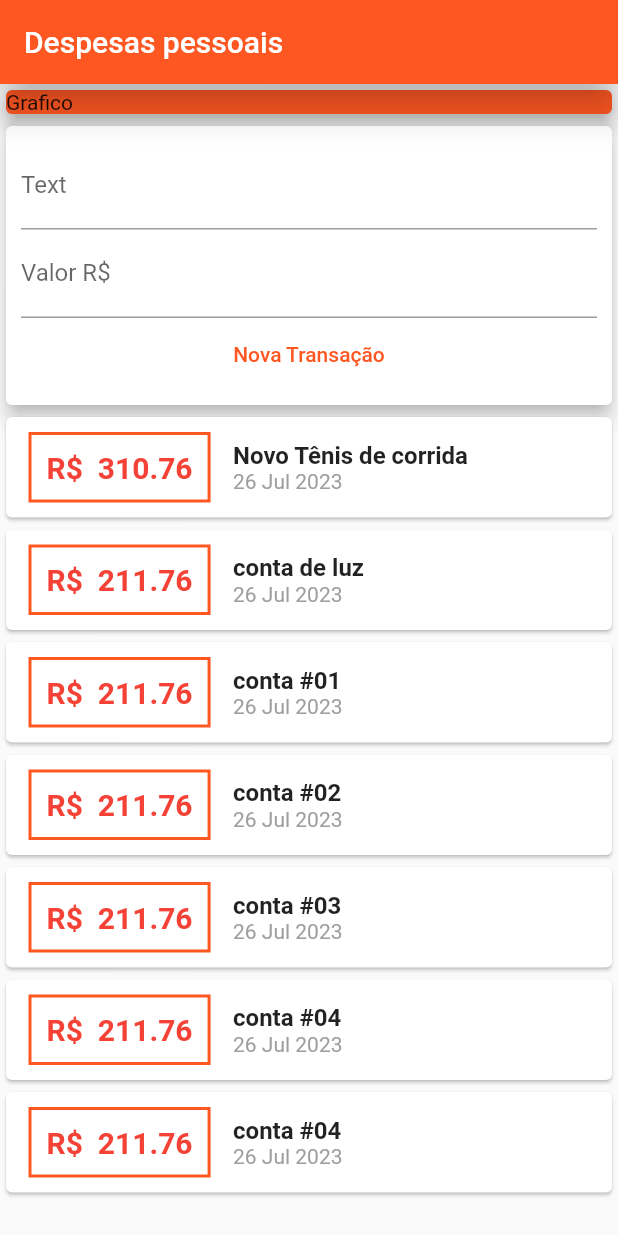
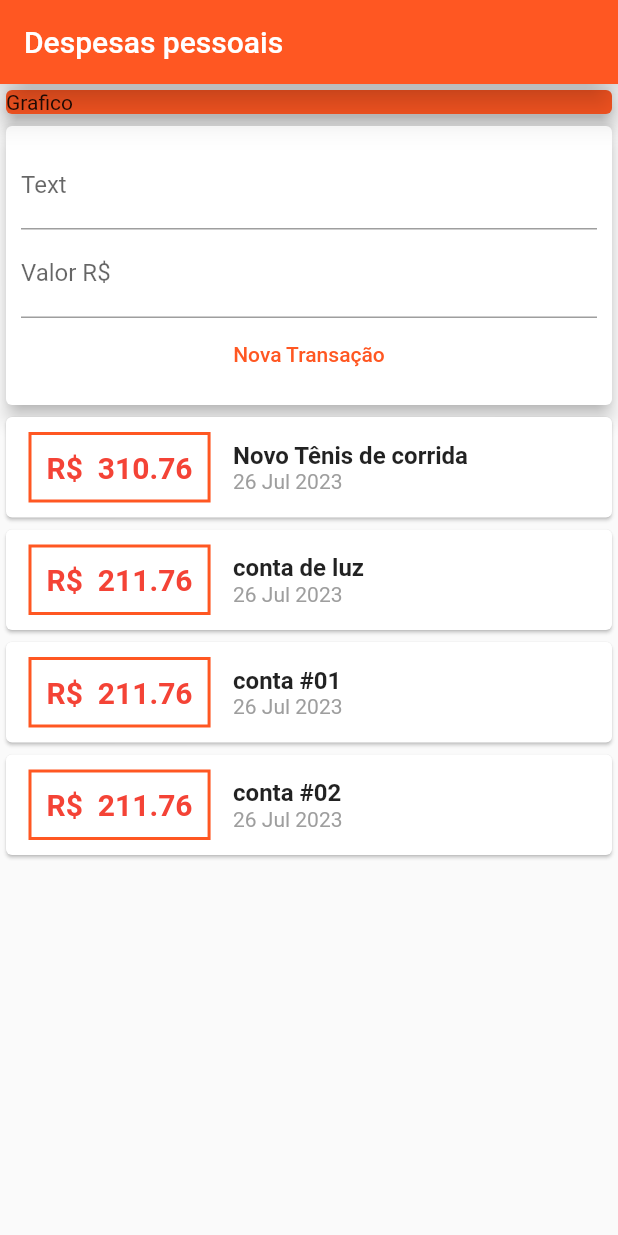
Before and after one commit to RislanSousa/financas_pessoais, a Flutter app: the screen it shows after launch, on a phone screen of 412 x 824 dp. Run offline on Flutter 3.47's test engine with Material 2 defaults, Android fonts, the phone set to English and light mode, and no system bars.

```diff
--- a/lib/components/transaction_form.dart
+++ b/lib/components/transaction_form.dart
@@ -34,7 +34,7 @@ class TransactionForm extends StatelessWidget {
               onPressed: () {
                 final title = titleController.text;
                 final value = double.tryParse(valueController.text) ?? 0.0;
-                onSubmit(title,value);
+                onSubmit(title, value);
               },
               child: Text('Nova Transação'),
               textColor: Colors.deepOrange,
--- a/lib/components/transaction_list.dart
+++ b/lib/components/transaction_list.dart
@@ -9,7 +9,9 @@ class TransactionList extends StatelessWidget {
 
   @override
   Widget build(BuildContext context) {
-    return Column(
+    return Container(
+      height: 300,
+      child: ListView(
         children: transactions.map((tr) {
           return Card(
               child: Row(
@@ -65,6 +67,7 @@ class TransactionList extends StatelessWidget {
             ],
           ));
         }).toList(),
+      ),
     );
   }
 }
--- a/lib/components/transaction_user.dart
+++ b/lib/components/transaction_user.dart
@@ -63,8 +63,6 @@ class _TransactionUserState extends State<TransactionUser> {
     ), //Transaction
   ];
 
-
-
   _addTransaction(String title, double value) {
     final newTransaction = Transaction(
       id: Random().nextDouble().toString(),
--- a/lib/main.dart
+++ b/lib/main.dart
@@ -24,13 +24,13 @@ class MyHomePage extends StatelessWidget {
         title: Text('Despesas pessoais'),
       ),
       body: SingleChildScrollView(
+        child: SingleChildScrollView(
           child: Column(
             crossAxisAlignment: CrossAxisAlignment.stretch,
             children: <Widget>[
-
               /*Involvendo 'Colum' com componente 'with widget' substituindo 'Wdget'
                por SingleChildScrollView (Visualização de rolagem de filho unico)
-            componente responsavel pro tornar tela scroll */
+              componente responsavel pro tornar tela scroll-rolavel */
 
               Container(
                 width: double.infinity,
@@ -45,6 +45,7 @@ class MyHomePage extends StatelessWidget {
             ],
           ),
         ),
+      ),
     );
   }
 }
```
Lines whose indentation alone changed are shown as unchanged.
